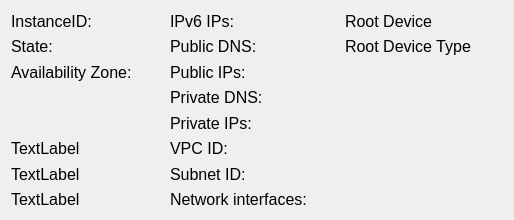
The window that services/RDS/compute/instances_details.ui (faustgate/Concordia) describes before a commit, drawn with Qt 5.
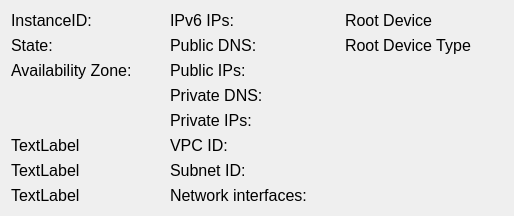
The same window after the commit.

What changed in the file:
```diff
--- a/services/RDS/compute/instances_details.ui
+++ b/services/RDS/compute/instances_details.ui
@@ -7,7 +7,7 @@
     <x>0</x>
     <y>0</y>
     <width>514</width>
-    <height>220</height>
+    <height>180</height>
    </rect>
   </property>
   <layout class="QGridLayout" name="gridLayout_3">
```
